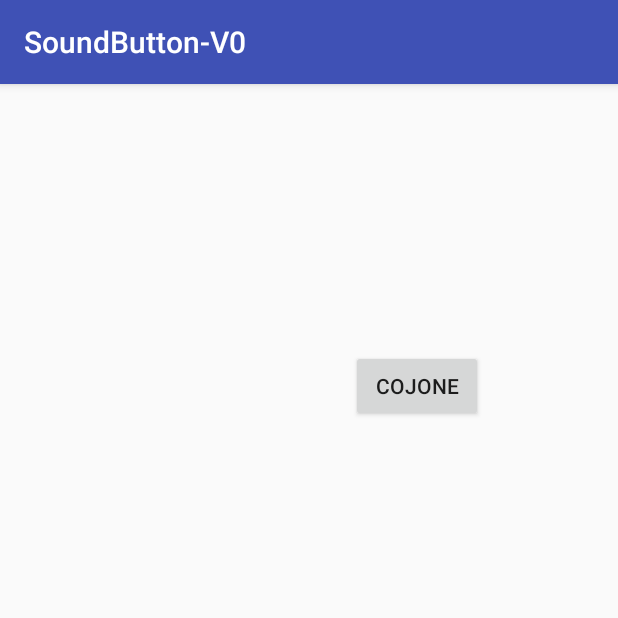
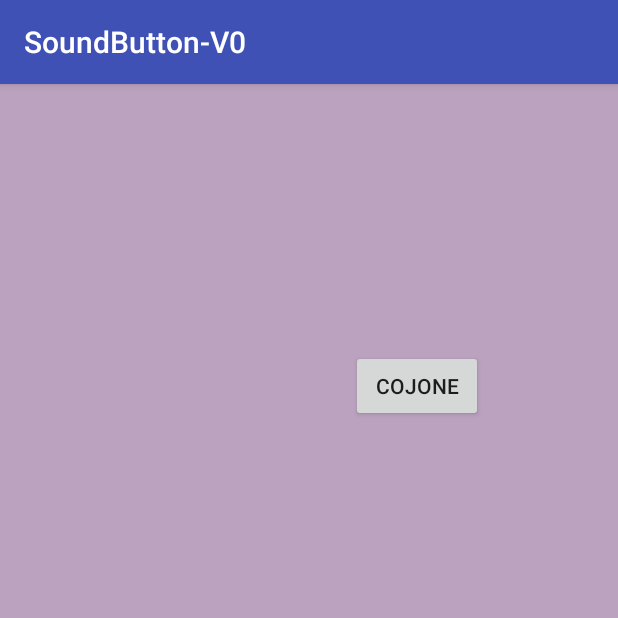
Before and after one commit to igorravasi/SoundButton, an Android app: the screen it shows after launch (MainActivity), after a tap on "PEERLA", on a phone screen of 412 x 824 dp, the top half of it. Run offline under Robolectric (Android 15) with nearby library versions, the phone set to English and light mode, and no system bars; 1 other tap on this screen came first.

Commit message:
color mhuaaaa

```diff
--- a/app/src/main/java/developers/edoeigor/soundbutton/MainActivity.java
+++ b/app/src/main/java/developers/edoeigor/soundbutton/MainActivity.java
@@ -1,11 +1,15 @@
 package developers.edoeigor.soundbutton;
 
+import android.graphics.Color;
 import android.media.MediaPlayer;
+import android.support.constraint.ConstraintLayout;
 import android.support.v7.app.AppCompatActivity;
 import android.os.Bundle;
 import android.view.KeyEvent;
 import android.view.View;
 import android.widget.Button;
+
+import java.util.Random;
 
 public class MainActivity extends AppCompatActivity {
 
@@ -18,13 +22,21 @@ public class MainActivity extends AppCompatActivity {
         setContentView(R.layout.activity_main);
 
         final Button pulsante = (Button)findViewById(R.id.pulsante_0);
+        final ConstraintLayout constID=(ConstraintLayout)findViewById(R.id.constID);
         mp = MediaPlayer.create(this, R.raw.audio);
 
         pulsante.setOnClickListener(new View.OnClickListener() {
             @Override
             public void onClick(View v) {
                 pulsante.setText(getResources().getString(peerla_switch()));
+                if (mp.isPlaying()){
+                    mp.pause();
+                }
+                mp.seekTo(0);
                 mp.start();
+                Random rnd = new Random();
+                int color = Color.argb(255, rnd.nextInt(256), rnd.nextInt(256), rnd.nextInt(256));
+                constID.setBackgroundColor(color);
             }
         });
 
--- a/app/src/main/res/layout/activity_main.xml
+++ b/app/src/main/res/layout/activity_main.xml
@@ -2,6 +2,7 @@
 <android.support.constraint.ConstraintLayout xmlns:android="http://schemas.android.com/apk/res/android"
     xmlns:app="http://schemas.android.com/apk/res-auto"
     xmlns:tools="http://schemas.android.com/tools"
+    android:id="@+id/constID"
     android:layout_width="match_parent"
     android:layout_height="match_parent"
     tools:context="developers.edoeigor.soundbutton.MainActivity">
@@ -16,9 +17,9 @@
         android:layout_marginTop="8dp"
         android:text="Button"
         app:layout_constraintBottom_toBottomOf="parent"
+        app:layout_constraintHorizontal_bias="0.734"
         app:layout_constraintLeft_toLeftOf="parent"
         app:layout_constraintRight_toRightOf="parent"
         app:layout_constraintTop_toTopOf="parent"
-        app:layout_constraintVertical_bias="0.241"
-        app:layout_constraintHorizontal_bias="0.734" />
+        app:layout_constraintVertical_bias="0.241" />
 </android.support.constraint.ConstraintLayout>
```
